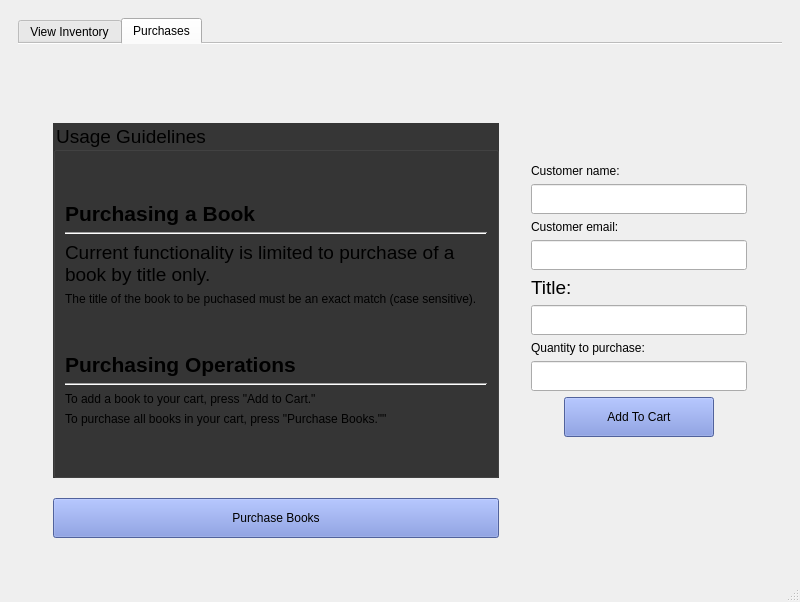
jrkave/QT-Book-Inventory-GUI, file mainwindow2.ui: the form before one commit.
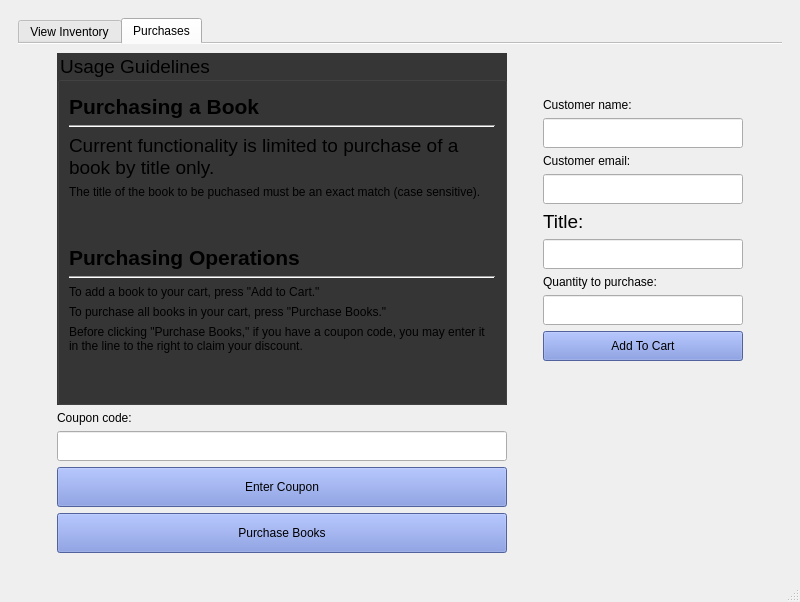
The form after the commit. The open tabs and pages were chosen to show the change. Icons and pictures are not drawn.

Patch:
```diff
--- a/mainwindow2.ui
+++ b/mainwindow2.ui
@@ -1814,6 +1814,31 @@
                 </property>
                </spacer>
               </item>
+              <item row="2" column="1">
+               <widget class="QLabel" name="label_30">
+                <property name="text">
+                 <string>Coupon code:</string>
+                </property>
+               </widget>
+              </item>
+              <item row="6" column="1">
+               <widget class="QPushButton" name="createPurchaseFileBtn">
+                <property name="minimumSize">
+                 <size>
+                  <width>0</width>
+                  <height>40</height>
+                 </size>
+                </property>
+                <property name="styleSheet">
+                 <string notr="true">QPushButton {
+background-color: #7289da
+}</string>
+                </property>
+                <property name="text">
+                 <string>Purchase Books</string>
+                </property>
+               </widget>
+              </item>
               <item row="1" column="0">
                <spacer name="horizontalSpacer_24">
                 <property name="orientation">
@@ -1853,6 +1878,19 @@
                 </property>
                </spacer>
               </item>
+              <item row="6" column="0">
+               <spacer name="verticalSpacer_27">
+                <property name="orientation">
+                 <enum>Qt::Vertical</enum>
+                </property>
+                <property name="sizeHint" stdset="0">
+                 <size>
+                  <width>20</width>
+                  <height>40</height>
+                 </size>
+                </property>
+               </spacer>
+              </item>
               <item row="1" column="3">
                <layout class="QVBoxLayout" name="verticalLayout_15">
                 <item>
@@ -1944,25 +1982,12 @@
                 </item>
                 <item>
                  <layout class="QHBoxLayout" name="horizontalLayout_20">
-                  <item>
-                   <spacer name="horizontalSpacer_9">
-                    <property name="orientation">
-                     <enum>Qt::Horizontal</enum>
-                    </property>
-                    <property name="sizeHint" stdset="0">
-                     <size>
-                      <width>40</width>
-                      <height>20</height>
-                     </size>
-                    </property>
-                   </spacer>
-                  </item>
                   <item>
                    <widget class="QPushButton" name="purchaseBookBtn">
                     <property name="minimumSize">
                      <size>
-                      <width>150</width>
-                      <height>40</height>
+                      <width>200</width>
+                      <height>30</height>
                      </size>
                     </property>
                     <property name="styleSheet">
@@ -1975,23 +2000,10 @@
                     </property>
                    </widget>
                   </item>
-                  <item>
-                   <spacer name="horizontalSpacer_17">
-                    <property name="orientation">
-                     <enum>Qt::Horizontal</enum>
-                    </property>
-                    <property name="sizeHint" stdset="0">
-                     <size>
-                      <width>40</width>
-                      <height>20</height>
-                     </size>
-                    </property>
-                   </spacer>
-                  </item>
                  </layout>
                 </item>
                 <item>
-                 <spacer name="verticalSpacer_25">
+                 <spacer name="verticalSpacer_31">
                   <property name="orientation">
                    <enum>Qt::Vertical</enum>
                   </property>
@@ -2005,8 +2017,8 @@
                 </item>
                </layout>
               </item>
-              <item row="2" column="0">
-               <spacer name="verticalSpacer_27">
+              <item row="0" column="0">
+               <spacer name="verticalSpacer_26">
                 <property name="orientation">
                  <enum>Qt::Vertical</enum>
                 </property>
@@ -2147,7 +2159,17 @@
                      <item>
                       <widget class="QLabel" name="label_28">
                        <property name="text">
-                        <string>To purchase all books in your cart, press &quot;Purchase Books.&quot;&quot;</string>
+                        <string>To purchase all books in your cart, press &quot;Purchase Books.&quot;</string>
+                       </property>
+                       <property name="wordWrap">
+                        <bool>true</bool>
+                       </property>
+                      </widget>
+                     </item>
+                     <item>
+                      <widget class="QLabel" name="label_31">
+                       <property name="text">
+                        <string>Before clicking &quot;Purchase Books,&quot; if you have a coupon code, you may enter it in the line to the right to claim your discount.</string>
                        </property>
                        <property name="wordWrap">
                         <bool>true</bool>
@@ -2174,11 +2196,11 @@
                 </layout>
                </widget>
               </item>
-              <item row="2" column="1">
-               <widget class="QPushButton" name="createPurchaseFileBtn">
+              <item row="4" column="1">
+               <widget class="QPushButton" name="couponBtn">
                 <property name="minimumSize">
                  <size>
-                  <width>0</width>
+                  <width>200</width>
                   <height>40</height>
                  </size>
                 </property>
@@ -2188,10 +2210,33 @@
 }</string>
                 </property>
                 <property name="text">
-                 <string>Purchase Books</string>
+                 <string>Enter Coupon</string>
                 </property>
                </widget>
               </item>
+              <item row="3" column="1">
+               <widget class="QLineEdit" name="couponLineEdit">
+                <property name="minimumSize">
+                 <size>
+                  <width>0</width>
+                  <height>30</height>
+                 </size>
+                </property>
+               </widget>
+              </item>
+              <item row="5" column="1">
+               <spacer name="verticalSpacer_25">
+                <property name="orientation">
+                 <enum>Qt::Vertical</enum>
+                </property>
+                <property name="sizeHint" stdset="0">
+                 <size>
+                  <width>20</width>
+                  <height>40</height>
+                 </size>
+                </property>
+               </spacer>
+              </item>
              </layout>
             </item>
            </layout>
```
Left out of the diff: 84 changed lines with no effect on the pictures.
